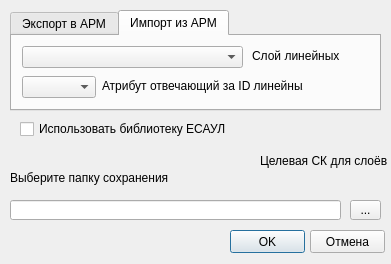
Qt form ARM_compiler_dialog_base.ui (Alexzander721/arm_compiler) before a commit.
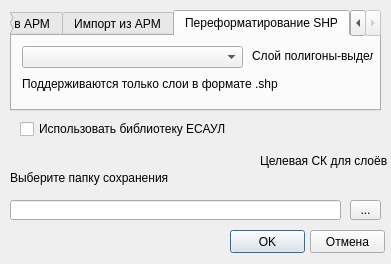
The same form after that commit. Custom widgets are drawn as their Qt base class.

```diff
--- a/ARM_compiler_dialog_base.ui
+++ b/ARM_compiler_dialog_base.ui
@@ -23,7 +23,7 @@
     </rect>
    </property>
    <property name="currentIndex">
-    <number>1</number>
+    <number>2</number>
    </property>
    <widget class="QWidget" name="tab">
     <attribute name="title">
@@ -127,6 +127,47 @@
      </property>
     </widget>
    </widget>
+   <widget class="QWidget" name="tab_3">
+    <attribute name="title">
+     <string>Переформатирование SHP</string>
+    </attribute>
+    <widget class="QComboBox" name="comboBox_i_3">
+     <property name="geometry">
+      <rect>
+       <x>10</x>
+       <y>10</y>
+       <width>221</width>
+       <height>22</height>
+      </rect>
+     </property>
+    </widget>
+    <widget class="QLabel" name="label_5">
+     <property name="geometry">
+      <rect>
+       <x>240</x>
+       <y>10</y>
+       <width>121</width>
+       <height>20</height>
+      </rect>
+     </property>
+     <property name="text">
+      <string>Слой полигоны-выдела</string>
+     </property>
+    </widget>
+    <widget class="QLabel" name="label_8">
+     <property name="geometry">
+      <rect>
+       <x>10</x>
+       <y>40</y>
+       <width>341</width>
+       <height>16</height>
+      </rect>
+     </property>
+     <property name="text">
+      <string>Поддерживаются только слои в формате .shp</string>
+     </property>
+    </widget>
+   </widget>
   </widget>
   <widget class="QgsProjectionSelectionWidget" name="mQgsProjectionSelectionWidget" native="true">
    <property name="enabled">
```
